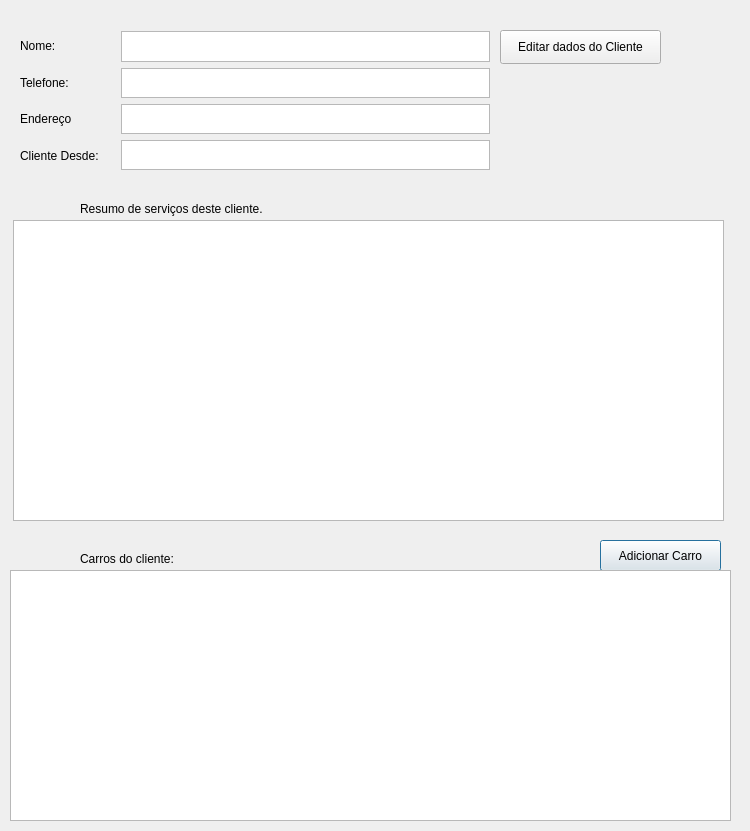
Above: clientinfo.ui from bedi1982/Oficina before the change. Below: the same form after it.
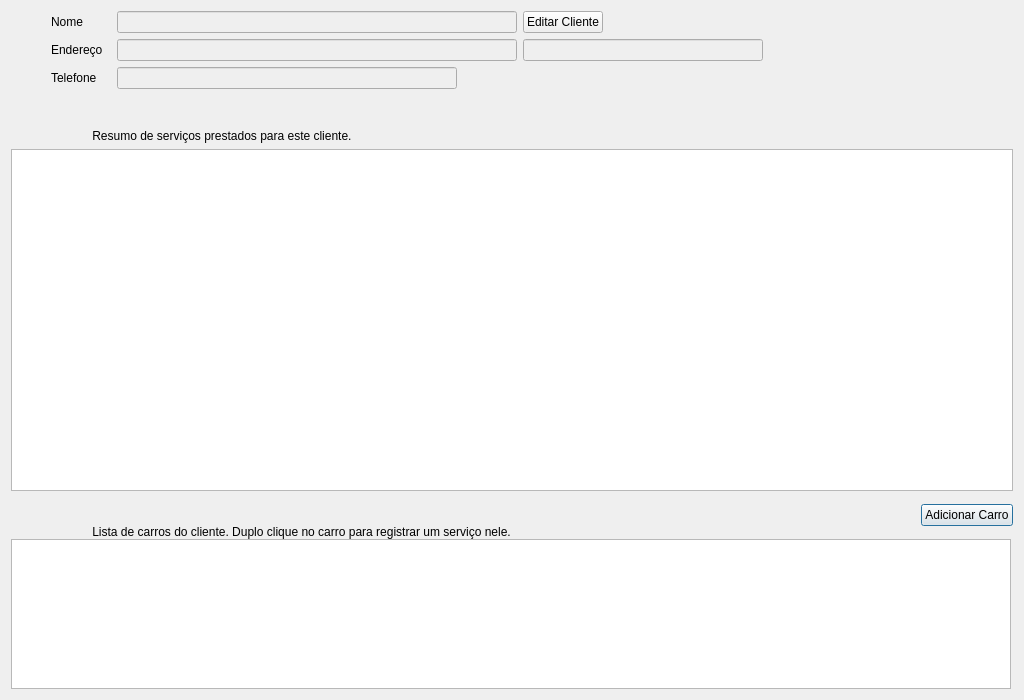
That is the form after the change.

Patch:
```diff
--- a/clientinfo.ui
+++ b/clientinfo.ui
@@ -6,204 +6,370 @@
    <rect>
     <x>0</x>
     <y>0</y>
-    <width>750</width>
-    <height>831</height>
+    <width>1024</width>
+    <height>700</height>
    </rect>
   </property>
+  <property name="sizePolicy">
+   <sizepolicy hsizetype="Minimum" vsizetype="Minimum">
+    <horstretch>0</horstretch>
+    <verstretch>0</verstretch>
+   </sizepolicy>
+  </property>
+  <property name="minimumSize">
+   <size>
+    <width>1024</width>
+    <height>700</height>
+   </size>
+  </property>
   <property name="windowTitle">
    <string>Resumo do cliente</string>
   </property>
-  <widget class="QPushButton" name="btn_addClientCarro">
-   <property name="geometry">
-    <rect>
-     <x>600</x>
-     <y>540</y>
-     <width>121</width>
-     <height>31</height>
-    </rect>
-   </property>
-   <property name="text">
-    <string>Adicionar Carro</string>
-   </property>
-  </widget>
-  <widget class="QTableView" name="tbl_ClientServices">
-   <property name="geometry">
-    <rect>
-     <x>13</x>
-     <y>220</y>
-     <width>711</width>
-     <height>301</height>
-    </rect>
-   </property>
-  </widget>
-  <widget class="QTableView" name="tbl_clientCars">
-   <property name="geometry">
-    <rect>
-     <x>10</x>
-     <y>570</y>
-     <width>721</width>
-     <height>251</height>
-    </rect>
-   </property>
-  </widget>
-  <widget class="QWidget" name="layoutWidget">
-   <property name="geometry">
-    <rect>
-     <x>20</x>
-     <y>30</y>
-     <width>101</width>
-     <height>141</height>
-    </rect>
-   </property>
-   <layout class="QVBoxLayout" name="verticalLayout">
-    <item>
-     <widget class="QLabel" name="lbl_clientName">
-      <property name="text">
-       <string>Nome:</string>
-      </property>
-     </widget>
-    </item>
-    <item>
-     <widget class="QLabel" name="lbl_clientPhone">
-      <property name="text">
-       <string>Telefone:</string>
-      </property>
-     </widget>
-    </item>
-    <item>
-     <widget class="QLabel" name="lbl_clientAddress">
-      <property name="text">
-       <string>Endereço</string>
-      </property>
-     </widget>
-    </item>
-    <item>
-     <widget class="QLabel" name="lbl_clientCustomerCince">
-      <property name="text">
-       <string>Cliente Desde:</string>
-      </property>
-     </widget>
-    </item>
-   </layout>
-  </widget>
-  <widget class="QPushButton" name="btn_atualizarCliente">
-   <property name="geometry">
-    <rect>
-     <x>500</x>
-     <y>30</y>
-     <width>161</width>
-     <height>34</height>
-    </rect>
-   </property>
-   <property name="text">
-    <string>Editar dados do Cliente</string>
-   </property>
-  </widget>
-  <widget class="QLabel" name="lbl_ClientCars">
-   <property name="geometry">
-    <rect>
-     <x>80</x>
-     <y>550</y>
-     <width>121</width>
-     <height>18</height>
-    </rect>
-   </property>
-   <property name="text">
-    <string>Carros do cliente:</string>
-   </property>
-  </widget>
-  <widget class="QLabel" name="lbl_CarIcon">
-   <property name="geometry">
-    <rect>
-     <x>180</x>
-     <y>530</y>
-     <width>59</width>
-     <height>18</height>
-    </rect>
-   </property>
-   <property name="text">
-    <string/>
-   </property>
-  </widget>
-  <widget class="QLabel" name="lbl_ClientServicesHistoric">
-   <property name="geometry">
-    <rect>
-     <x>80</x>
-     <y>200</y>
-     <width>541</width>
-     <height>18</height>
-    </rect>
-   </property>
-   <property name="text">
-    <string>Resumo de serviços deste cliente. </string>
-   </property>
-  </widget>
-  <widget class="QTextEdit" name="txt_clientAddress">
-   <property name="geometry">
-    <rect>
-     <x>121</x>
-     <y>104</y>
-     <width>369</width>
-     <height>30</height>
-    </rect>
-   </property>
-  </widget>
-  <widget class="QTextEdit" name="txt_clientPhone">
-   <property name="geometry">
-    <rect>
-     <x>121</x>
-     <y>68</y>
-     <width>369</width>
-     <height>30</height>
-    </rect>
-   </property>
-  </widget>
-  <widget class="QTextEdit" name="txt_clientName">
-   <property name="geometry">
-    <rect>
-     <x>121</x>
-     <y>31</y>
-     <width>369</width>
-     <height>31</height>
-    </rect>
-   </property>
-  </widget>
-  <widget class="QTextEdit" name="txt_clientSince">
-   <property name="geometry">
-    <rect>
-     <x>121</x>
-     <y>140</y>
-     <width>369</width>
-     <height>30</height>
-    </rect>
-   </property>
-  </widget>
-  <widget class="QLabel" name="lbl_ServiceIcon">
-   <property name="geometry">
-    <rect>
-     <x>20</x>
-     <y>180</y>
-     <width>51</width>
-     <height>41</height>
-    </rect>
-   </property>
-   <property name="text">
-    <string/>
-   </property>
-  </widget>
-  <widget class="QLabel" name="lbl_NewCarIcon">
-   <property name="geometry">
-    <rect>
-     <x>20</x>
-     <y>520</y>
-     <width>51</width>
-     <height>51</height>
-    </rect>
-   </property>
-   <property name="text">
-    <string/>
-   </property>
-  </widget>
+  <layout class="QGridLayout" name="gridLayout_2">
+   <item row="0" column="0">
+    <layout class="QVBoxLayout" name="verticalLayout_2">
+     <property name="spacing">
+      <number>6</number>
+     </property>
+     <property name="sizeConstraint">
+      <enum>QLayout::SetMinAndMaxSize</enum>
+     </property>
+     <property name="leftMargin">
+      <number>40</number>
+     </property>
+     <property name="topMargin">
+      <number>0</number>
+     </property>
+     <item>
+      <widget class="QLabel" name="lbl_clientName">
+       <property name="sizePolicy">
+        <sizepolicy hsizetype="Minimum" vsizetype="Minimum">
+         <horstretch>0</horstretch>
+         <verstretch>0</verstretch>
+        </sizepolicy>
+       </property>
+       <property name="minimumSize">
+        <size>
+         <width>32</width>
+         <height>0</height>
+        </size>
+       </property>
+       <property name="maximumSize">
+        <size>
+         <width>60</width>
+         <height>48</height>
+        </size>
+       </property>
+       <property name="text">
+        <string>Nome</string>
+       </property>
+      </widget>
+     </item>
+     <item>
+      <widget class="QLabel" name="lbl_clientAddress">
+       <property name="sizePolicy">
+        <sizepolicy hsizetype="Minimum" vsizetype="Minimum">
+         <horstretch>0</horstretch>
+         <verstretch>0</verstretch>
+        </sizepolicy>
+       </property>
+       <property name="maximumSize">
+        <size>
+         <width>60</width>
+         <height>48</height>
+        </size>
+       </property>
+       <property name="text">
+        <string>Endereço   </string>
+       </property>
+      </widget>
+     </item>
+     <item>
+      <widget class="QLabel" name="lbl_clientPhone">
+       <property name="sizePolicy">
+        <sizepolicy hsizetype="Minimum" vsizetype="Minimum">
+         <horstretch>0</horstretch>
+         <verstretch>0</verstretch>
+        </sizepolicy>
+       </property>
+       <property name="maximumSize">
+        <size>
+         <width>60</width>
+         <height>48</height>
+        </size>
+       </property>
+       <property name="text">
+        <string>Telefone</string>
+       </property>
+      </widget>
+     </item>
+    </layout>
+   </item>
+   <item row="1" column="0" colspan="2">
+    <layout class="QVBoxLayout" name="verticalLayout_5">
+     <property name="spacing">
+      <number>0</number>
+     </property>
+     <item>
+      <layout class="QVBoxLayout" name="verticalLayout_3">
+       <property name="spacing">
+        <number>6</number>
+       </property>
+       <item>
+        <layout class="QHBoxLayout" name="horizontalLayout">
+         <property name="spacing">
+          <number>0</number>
+         </property>
+         <item>
+          <widget class="QLabel" name="lbl_ServiceIcon">
+           <property name="minimumSize">
+            <size>
+             <width>48</width>
+             <height>48</height>
+            </size>
+           </property>
+           <property name="maximumSize">
+            <size>
+             <width>48</width>
+             <height>16777215</height>
+            </size>
+           </property>
+           <property name="text">
+            <string/>
+           </property>
+          </widget>
+         </item>
+         <item>
+          <widget class="QLabel" name="lbl_ClientServicesHistoric">
+           <property name="sizeIncrement">
+            <size>
+             <width>1</width>
+             <height>0</height>
+            </size>
+           </property>
+           <property name="text">
+            <string>          Resumo de serviços prestados para este cliente. </string>
+           </property>
+           <property name="alignment">
+            <set>Qt::AlignBottom|Qt::AlignLeading|Qt::AlignLeft</set>
+           </property>
+          </widget>
+         </item>
+        </layout>
+       </item>
+       <item>
+        <widget class="QTableView" name="tbl_ClientServices">
+         <property name="sizePolicy">
+          <sizepolicy hsizetype="Ignored" vsizetype="Expanding">
+           <horstretch>0</horstretch>
+           <verstretch>0</verstretch>
+          </sizepolicy>
+         </property>
+         <property name="minimumSize">
+          <size>
+           <width>1000</width>
+           <height>0</height>
+          </size>
+         </property>
+        </widget>
+       </item>
+      </layout>
+     </item>
+     <item>
+      <layout class="QVBoxLayout" name="verticalLayout_4">
+       <item>
+        <layout class="QHBoxLayout" name="horizontalLayout_3">
+         <item>
+          <layout class="QHBoxLayout" name="horizontalLayout_2">
+           <item>
+            <widget class="QLabel" name="lbl_NewCarIcon">
+             <property name="minimumSize">
+              <size>
+               <width>48</width>
+               <height>48</height>
+              </size>
+             </property>
+             <property name="maximumSize">
+              <size>
+               <width>48</width>
+               <height>48</height>
+              </size>
+             </property>
+             <property name="text">
+              <string/>
+             </property>
+            </widget>
+           </item>
+           <item>
+            <widget class="QLabel" name="lbl_ClientCars">
+             <property name="text">
+              <string>          Lista de carros do cliente. Duplo clique no carro para registrar um serviço nele.</string>
+             </property>
+             <property name="alignment">
+              <set>Qt::AlignBottom|Qt::AlignLeading|Qt::AlignLeft</set>
+             </property>
+            </widget>
+           </item>
+          </layout>
+         </item>
+         <item>
+          <widget class="QPushButton" name="btn_addClientCarro">
+           <property name="sizePolicy">
+            <sizepolicy hsizetype="Fixed" vsizetype="Fixed">
+             <horstretch>0</horstretch>
+             <verstretch>0</verstretch>
+            </sizepolicy>
+           </property>
+           <property name="text">
+            <string>Adicionar Carro</string>
+           </property>
+          </widget>
+         </item>
+        </layout>
+       </item>
+       <item>
+        <widget class="QTableView" name="tbl_clientCars">
+         <property name="maximumSize">
+          <size>
+           <width>1000</width>
+           <height>150</height>
+          </size>
+         </property>
+        </widget>
+       </item>
+      </layout>
+     </item>
+    </layout>
+   </item>
+   <item row="0" column="1">
+    <layout class="QHBoxLayout" name="horizontalLayout_4">
+     <property name="spacing">
+      <number>0</number>
+     </property>
+     <property name="sizeConstraint">
+      <enum>QLayout::SetMaximumSize</enum>
+     </property>
+     <property name="rightMargin">
+      <number>0</number>
+     </property>
+     <item>
+      <layout class="QGridLayout" name="gridLayout">
+       <property name="sizeConstraint">
+        <enum>QLayout::SetMinimumSize</enum>
+       </property>
+       <property name="spacing">
+        <number>6</number>
+       </property>
+       <item row="0" column="1">
+        <widget class="QPushButton" name="btn_atualizarCliente">
+         <property name="sizePolicy">
+          <sizepolicy hsizetype="Fixed" vsizetype="Ignored">
+           <horstretch>0</horstretch>
+           <verstretch>0</verstretch>
+          </sizepolicy>
+         </property>
+         <property name="minimumSize">
+          <size>
+           <width>0</width>
+           <height>0</height>
+          </size>
+         </property>
+         <property name="layoutDirection">
+          <enum>Qt::LeftToRight</enum>
+         </property>
+         <property name="text">
+          <string>Editar Cliente</string>
+         </property>
+        </widget>
+       </item>
+       <item row="1" column="0">
+        <widget class="QLineEdit" name="line_Address">
+         <property name="enabled">
+          <bool>false</bool>
+         </property>
+         <property name="maximumSize">
+          <size>
+           <width>400</width>
+           <height>32</height>
+          </size>
+         </property>
+         <property name="maxLength">
+          <number>50</number>
+         </property>
+        </widget>
+       </item>
+       <item row="2" column="0">
+        <widget class="QLineEdit" name="line_Phone">
+         <property name="enabled">
+          <bool>false</bool>
+         </property>
+         <property name="maximumSize">
+          <size>
+           <width>340</width>
+           <height>16777215</height>
+          </size>
+         </property>
+         <property name="maxLength">
+          <number>34</number>
+         </property>
+        </widget>
+       </item>
+       <item row="0" column="0">
+        <widget class="QLineEdit" name="line_Name">
+         <property name="enabled">
+          <bool>false</bool>
+         </property>
+         <property name="minimumSize">
+          <size>
+           <width>400</width>
+           <height>0</height>
+          </size>
+         </property>
+         <property name="maximumSize">
+          <size>
+           <width>400</width>
+           <height>32</height>
+          </size>
+         </property>
+         <property name="maxLength">
+          <number>40</number>
+         </property>
+        </widget>
+       </item>
+       <item row="1" column="1">
+        <widget class="QLineEdit" name="line_ClientCity">
+         <property name="enabled">
+          <bool>false</bool>
+         </property>
+         <property name="maximumSize">
+          <size>
+           <width>240</width>
+           <height>16777215</height>
+          </size>
+         </property>
+        </widget>
+       </item>
+       <item row="2" column="1">
+        <widget class="QLabel" name="label">
+         <property name="minimumSize">
+          <size>
+           <width>500</width>
+           <height>0</height>
+          </size>
+         </property>
+         <property name="text">
+          <string/>
+         </property>
+        </widget>
+       </item>
+      </layout>
+     </item>
+    </layout>
+   </item>
+  </layout>
+  <zorder></zorder>
+  <zorder></zorder>
+  <zorder></zorder>
  </widget>
  <tabstops>
   <tabstop>txt_clientName</tabstop>
```
Left out of the diff: 5 changed lines with no effect on the pictures.
